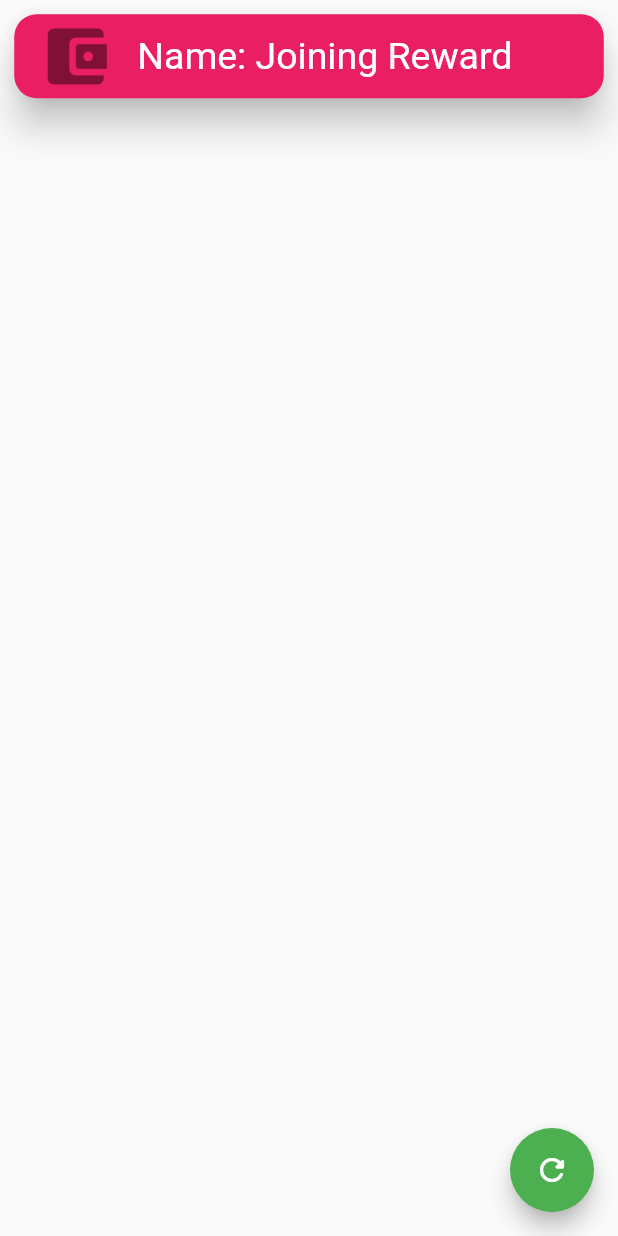
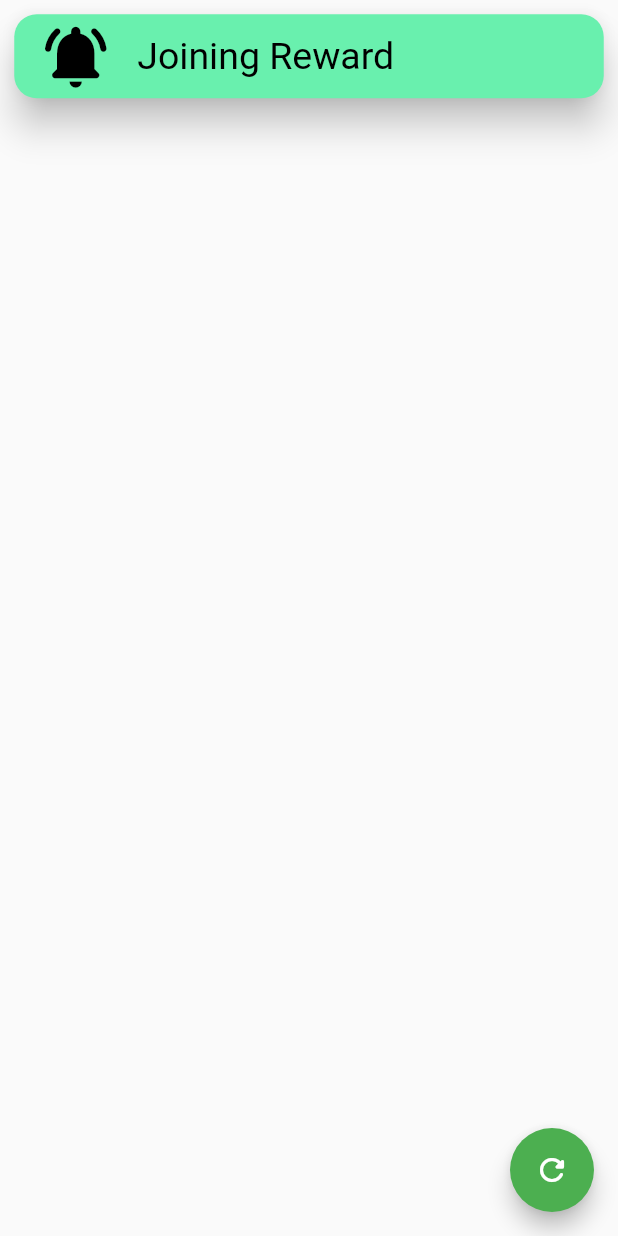
Before and after one commit to 25FTW/App, a Flutter app: the NotificationsPage screen opened directly, on a phone screen of 412 x 824 dp. Run offline on Flutter 3.47's test engine with Material 2 defaults, Android fonts, the phone set to English and light mode, and no system bars; our stand-ins replace curved_navigation_bar, dio, image_picker.

Commit message:
Minor changes.

```diff
--- a/lib/notifications.dart
+++ b/lib/notifications.dart
@@ -81,16 +81,19 @@ class _NotificationsPage extends State<NotificationsPage> {
           shape: RoundedRectangleBorder(
             borderRadius: BorderRadius.circular(15.0),
           ),
-          color: Colors.pink,
+          color: Colors.greenAccent,
           elevation: 10,
           child: Column(
             mainAxisSize: MainAxisSize.max,
             children: <Widget>[
               ListTile(
-                leading:
-                    const Icon(Icons.account_balance_wallet_rounded, size: 50),
-                title: Text("Name: ${_data.getNotification(index)}",
-                    style: const TextStyle(color: Colors.white, fontSize: 25)),
+                leading: const Icon(
+                  Icons.notifications_active_rounded,
+                  size: 50,
+                  color: Colors.black,
+                ),
+                title: Text(_data.getNotification(index),
+                    style: const TextStyle(color: Colors.black, fontSize: 25)),
               )
             ],
           ),
```
Also changed, not shown: lib/transactions.dart (+26 -29 lines).
